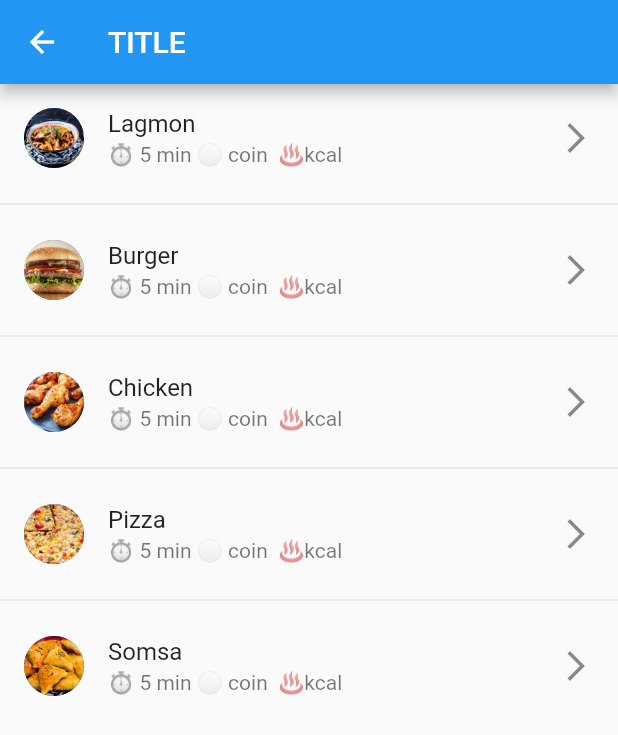
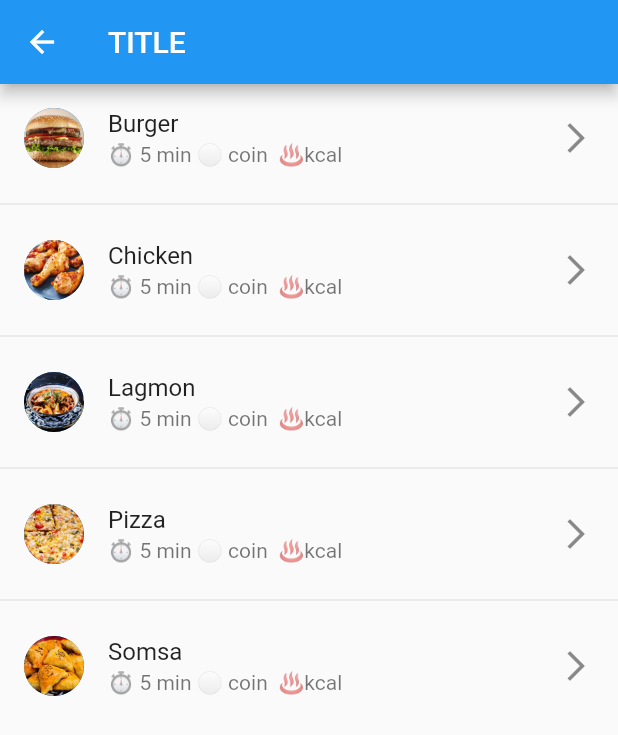
Before and after one commit to Xmaxkambek/basic_recipe_app, a Flutter app: the screen it shows after launch, on a phone screen of 412 x 824 dp. Shown: the top 735 px of the screen. Run offline on Flutter 3.47's test engine with Material 2 defaults, Android fonts, the light colour scheme and no system bars.

Commit message:
food class

```diff
--- a/lib/screen/menu_page.dart
+++ b/lib/screen/menu_page.dart
@@ -1,3 +1,4 @@
+import 'package:basic_recipe_app/food.dart';
 import 'package:flutter/material.dart';
 import 'package:flutter/src/foundation/key.dart';
 import 'package:flutter/src/widgets/framework.dart';
@@ -5,7 +6,13 @@ import 'package:flutter/src/widgets/framework.dart';
 class MenuPage extends StatelessWidget {
   MenuPage({Key? key}) : super(key: key);
 
-  List food = ['Lagmon', 'Burger', 'Chicken', 'Pizza', 'Somsa'];
+  List<Food> food = [
+    Food(name: 'Burger', img: 'Burger.png', price: 5),
+    Food(name: 'Chicken', img: 'Chicken.png', price: 6),
+    Food(name: 'Lagmon', img: 'Lagmon.png', price: 2),
+    Food(name: 'Pizza', img: 'Pizza.png', price: 10),
+    Food(name: 'Somsa', img: 'Somsa.png', price: 1),
+  ];
 
   @override
   Widget build(BuildContext context) {
@@ -25,9 +32,9 @@ class MenuPage extends StatelessWidget {
             itemBuilder: (context, index) {
               return ListTile(
                 leading: CircleAvatar(
-                  backgroundImage: AssetImage('images/${food[index]}.png'),
+                  backgroundImage: AssetImage('images/${food[index].img}'),
                 ),
-                title: Text(food[index]),
+                title: Text(food[index].name.toString()),
                 trailing: Icon(Icons.arrow_forward_ios),
                 subtitle: Text("⏱ 5 min ⚪️ coin  ♨️kcal"),
               );
```
